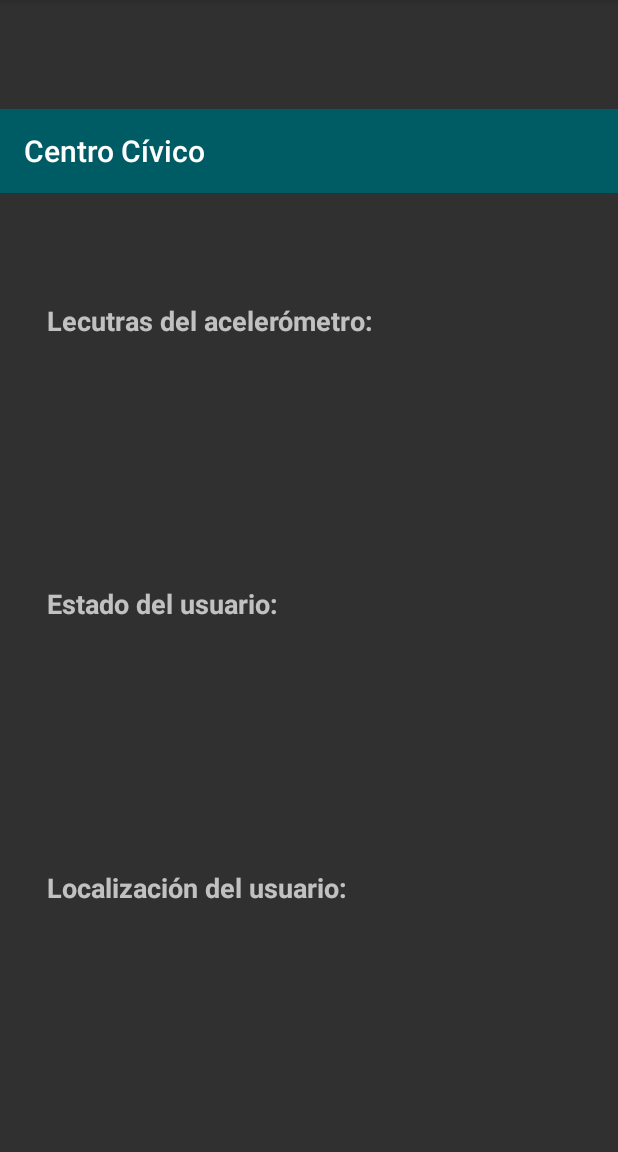
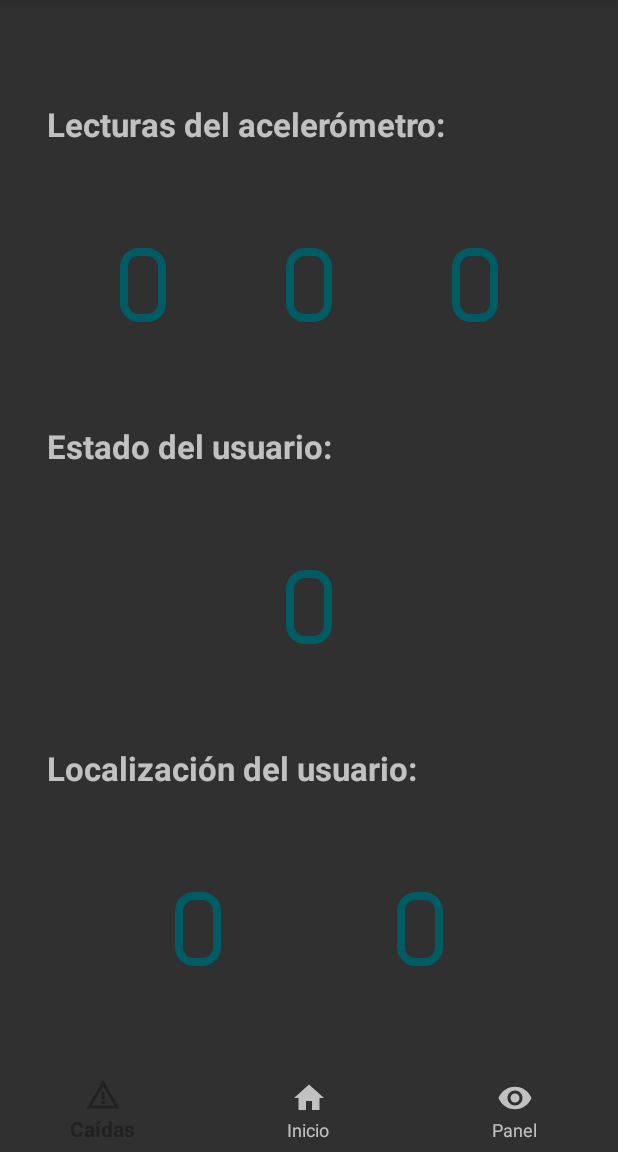
Before and after one commit to eon0111/labSI, an Android app: the ActivityCaida screen opened directly, with no data from a screen before it, on a phone screen of 412 x 824 dp, the part 84-1236 px from its top. Run offline under Robolectric (Android 15) with nearby library versions, the phone set to English and light mode, and no system bars.

Commit message:
Anhadida barra de navegacion

```diff
--- a/app/build.gradle.kts
+++ b/app/build.gradle.kts
@@ -41,8 +41,8 @@ dependencies {
     implementation("androidx.constraintlayout:constraintlayout:2.1.4")
     implementation("androidx.lifecycle:lifecycle-livedata-ktx:2.7.0")
     implementation("androidx.lifecycle:lifecycle-viewmodel-ktx:2.7.0")
-    implementation("androidx.navigation:navigation-fragment:2.6.0")
-    implementation("androidx.navigation:navigation-ui:2.6.0")
+    implementation("androidx.navigation:navigation-fragment:2.7.7")
+    implementation("androidx.navigation:navigation-ui:2.7.7")
     testImplementation("junit:junit:4.13.2")
     androidTestImplementation("androidx.test.ext:junit:1.1.5")
     androidTestImplementation("androidx.test.espresso:espresso-core:3.5.1")
--- /dev/null
+++ b/app/src/main/res/drawable/baseline_home_24.xml
@@ -0,0 +1,5 @@
+<vector android:height="24dp" android:tint="#000000"
+    android:viewportHeight="24" android:viewportWidth="24"
+    android:width="24dp" xmlns:android="http://schemas.android.com/apk/res/android">
+    <path android:fillColor="@android:color/white" android:pathData="M10,20v-6h4v6h5v-8h3L12,3 2,12h3v8z"/>
+</vector>
--- /dev/null
+++ b/app/src/main/res/drawable/ic_caidas.xml
@@ -0,0 +1,7 @@
+<vector android:height="24dp" android:tint="#000000"
+    android:viewportHeight="24" android:viewportWidth="24"
+    android:width="24dp" xmlns:android="http://schemas.android.com/apk/res/android">
+    <path android:fillColor="@android:color/white" android:pathData="M12,5.99L19.53,19H4.47L12,5.99M12,2L1,21h22L12,2L12,2z"/>
+    <path android:fillColor="@android:color/white" android:pathData="M13,16l-2,0l0,2l2,0z"/>
+    <path android:fillColor="@android:color/white" android:pathData="M13,10l-2,0l0,5l2,0z"/>
+</vector>
--- /dev/null
+++ b/app/src/main/res/drawable/ic_panel.xml
@@ -0,0 +1,5 @@
+<vector android:height="24dp" android:tint="#000000"
+    android:viewportHeight="24" android:viewportWidth="24"
+    android:width="24dp" xmlns:android="http://schemas.android.com/apk/res/android">
+    <path android:fillColor="@android:color/white" android:pathData="M12,4.5C7,4.5 2.73,7.61 1,12c1.73,4.39 6,7.5 11,7.5s9.27,-3.11 11,-7.5c-1.73,-4.39 -6,-7.5 -11,-7.5zM12,17c-2.76,0 -5,-2.24 -5,-5s2.24,-5 5,-5 5,2.24 5,5 -2.24,5 -5,5zM12,9c-1.66,0 -3,1.34 -3,3s1.34,3 3,3 3,-1.34 3,-3 -1.34,-3 -3,-3z"/>
+</vector>
--- /dev/null
+++ b/app/src/main/res/drawable/recuadro_texto.xml
@@ -0,0 +1,20 @@
+<?xml version="1.0" encoding="utf-8"?>
+<shape xmlns:android="http://schemas.android.com/apk/res/android"
+    android:shape="rectangle" >
+
+    <!-- Color de fondo -->
+    <solid
+        android:color="@android:color/transparent" >
+    </solid>
+
+    <!-- Color y grosor del borde -->
+    <stroke
+        android:width="5dp"
+        android:color="@color/uc" >
+    </stroke>
+
+    <!-- Radio de las esquinas (redondeadas) -->
+    <corners
+        android:radius="10dp"   >
+    </corners>
+</shape>
--- a/app/src/main/res/layout/activity_caidas.xml
+++ b/app/src/main/res/layout/activity_caidas.xml
@@ -4,69 +4,122 @@
     xmlns:tools="http://schemas.android.com/tools"
     android:layout_width="match_parent"
     android:layout_height="match_parent"
-    tools:context=".MainActivity">
+    tools:context=".ActivityCaida">
 
-    <Toolbar
-        android:id="@+id/caidasBarraTitulo"
-        android:layout_width="match_parent"
-        android:layout_height="wrap_content"
-        android:background="@color/uc"
-        android:title="Centro Cívico"
-
-        app:layout_constraintBottom_toTopOf="@+id/caidasTituloValorSensores"
-        app:layout_constraintEnd_toEndOf="parent"
-        app:layout_constraintHorizontal_bias="0.0"
-        app:layout_constraintStart_toStartOf="parent"
-        app:layout_constraintTop_toTopOf="parent" />
-
+    <!-- LECTURAS DEL ACELEROMETRO -->
     <TextView
         android:id="@+id/caidasTituloValorSensores"
         android:layout_width="350dp"
         android:layout_height="wrap_content"
 
-        app:layout_constraintTop_toBottomOf="@+id/caidasBarraTitulo"
+        app:layout_constraintTop_toTopOf="parent"
         app:layout_constraintStart_toStartOf="parent"
         app:layout_constraintEnd_toEndOf="parent"
-        app:layout_constraintBottom_toTopOf="@+id/caidasValorSensores"
+        app:layout_constraintBottom_toTopOf="@+id/caidasContenedorLecturasAceleracion"
 
-        android:text="Lecutras del acelerómetro:"
+        android:text="Lecturas del acelerómetro:"
         android:textStyle="bold"
-        android:textSize="8pt" />
+        android:textSize="10pt" />
 
-    <TextView
-        android:id="@+id/caidasValorSensores"
-        android:layout_width="wrap_content"
+    <androidx.constraintlayout.widget.ConstraintLayout
+        android:id="@+id/caidasContenedorLecturasAceleracion"
+        android:layout_width="match_parent"
         android:layout_height="wrap_content"
 
         app:layout_constraintTop_toBottomOf="@id/caidasTituloValorSensores"
         app:layout_constraintStart_toStartOf="parent"
         app:layout_constraintEnd_toEndOf="parent"
-        app:layout_constraintBottom_toTopOf="@+id/caidasTituloEstadoUsuario" />
+        app:layout_constraintBottom_toTopOf="@+id/caidasTituloEstadoUsuario">
 
+        <TextView
+            android:id="@+id/caidasValorSensorX"
+            android:layout_width="wrap_content"
+            android:layout_height="wrap_content"
+
+            android:paddingTop="10dp"
+            android:paddingLeft="15dp"
+            android:paddingRight="15dp"
+            android:paddingBottom="10dp"
+
+            android:background="@drawable/recuadro_texto"
+            android:textSize="10pt"
+
+            app:layout_constraintTop_toTopOf="parent"
+            app:layout_constraintStart_toStartOf="parent"
+            app:layout_constraintEnd_toStartOf="@+id/caidasValorSensorY"
+            app:layout_constraintBottom_toBottomOf="parent" />
+
+        <TextView
+            android:id="@+id/caidasValorSensorY"
+            android:layout_width="wrap_content"
+            android:layout_height="wrap_content"
+
+            android:paddingTop="10dp"
+            android:paddingLeft="15dp"
+            android:paddingRight="15dp"
+            android:paddingBottom="10dp"
+
+            android:background="@drawable/recuadro_texto"
+            android:textSize="10pt"
+
+            app:layout_constraintTop_toTopOf="parent"
+            app:layout_constraintStart_toEndOf="@+id/caidasValorSensorX"
+            app:layout_constraintEnd_toStartOf="@+id/caidasValorSensorZ"
+            app:layout_constraintBottom_toBottomOf="parent" />
+
+        <TextView
+            android:id="@+id/caidasValorSensorZ"
+            android:layout_width="wrap_content"
+            android:layout_height="wrap_content"
+
+            android:paddingTop="10dp"
+            android:paddingLeft="15dp"
+            android:paddingRight="15dp"
+            android:paddingBottom="10dp"
+
+            android:background="@drawable/recuadro_texto"
+            android:textSize="10pt"
+
+            app:layout_constraintTop_toTopOf="parent"
+            app:layout_constraintStart_toEndOf="@+id/caidasValorSensorY"
+            app:layout_constraintEnd_toEndOf="parent"
+            app:layout_constraintBottom_toBottomOf="parent" />
+    </androidx.constraintlayout.widget.ConstraintLayout>
+
+    <!-- ESTADO DEL USUARIO -->
     <TextView
         android:id="@+id/caidasTituloEstadoUsuario"
         android:layout_width="350dp"
         android:layout_height="wrap_content"
 
-        app:layout_constraintTop_toBottomOf="@+id/caidasValorSensores"
+        app:layout_constraintTop_toBottomOf="@+id/caidasContenedorLecturasAceleracion"
         app:layout_constraintStart_toStartOf="parent"
         app:layout_constraintEnd_toEndOf="parent"
         app:layout_constraintBottom_toTopOf="@+id/caidasEstadoUsuario"
 
         android:text="Estado del usuario:"
         android:textStyle="bold"
-        android:textSize="8pt" />
+        android:textSize="10pt" />
 
     <TextView
         android:id="@+id/caidasEstadoUsuario"
         android:layout_width="wrap_content"
         android:layout_height="wrap_content"
 
+        android:paddingTop="10dp"
+        android:paddingLeft="15dp"
+        android:paddingRight="15dp"
+        android:paddingBottom="10dp"
+
+        android:background="@drawable/recuadro_texto"
+        android:textSize="10pt"
+
         app:layout_constraintTop_toBottomOf="@id/caidasTituloEstadoUsuario"
         app:layout_constraintStart_toStartOf="parent"
         app:layout_constraintEnd_toEndOf="parent"
         app:layout_constraintBottom_toTopOf="@id/caidasTituloLocalizacion" />
 
+    <!-- LOCALIZACION DEL USUARIO -->
     <TextView
         android:id="@+id/caidasTituloLocalizacion"
         android:layout_width="350dp"
@@ -75,18 +128,36 @@
         app:layout_constraintTop_toBottomOf="@+id/caidasEstadoUsuario"
         app:layout_constraintStart_toStartOf="parent"
         app:layout_constraintEnd_toEndOf="parent"
-        app:layout_constraintBottom_toTopOf="@+id/caidasLatitudUsuario"
+        app:layout_constraintBottom_toTopOf="@+id/caidasContenedorLocalizacion"
 
         android:text="Localización del usuario:"
         android:textStyle="bold"
-        android:textSize="8pt" />
+        android:textSize="10pt" />
+
+    <androidx.constraintlayout.widget.ConstraintLayout
+        android:id="@+id/caidasContenedorLocalizacion"
+        android:layout_width="match_parent"
+        android:layout_height="wrap_content"
+
+        app:layout_constraintTop_toBottomOf="@id/caidasTituloLocalizacion"
+        app:layout_constraintStart_toStartOf="parent"
+        app:layout_constraintEnd_toEndOf="parent"
+        app:layout_constraintBottom_toTopOf="@+id/caidasBarraNavegacion" >
 
         <TextView
             android:id="@+id/caidasLatitudUsuario"
             android:layout_width="wrap_content"
             android:layout_height="wrap_content"
 
-        app:layout_constraintTop_toBottomOf="@id/caidasTituloLocalizacion"
+            android:paddingTop="10dp"
+            android:paddingLeft="15dp"
+            android:paddingRight="15dp"
+            android:paddingBottom="10dp"
+
+            android:background="@drawable/recuadro_texto"
+            android:textSize="10pt"
+
+            app:layout_constraintTop_toTopOf="parent"
             app:layout_constraintStart_toStartOf="parent"
             app:layout_constraintEnd_toStartOf="@+id/caidasLongitudUsuario"
             app:layout_constraintBottom_toBottomOf="parent" />
@@ -96,9 +167,29 @@
             android:layout_width="wrap_content"
             android:layout_height="wrap_content"
 
-        app:layout_constraintTop_toBottomOf="@id/caidasTituloLocalizacion"
+            android:paddingTop="10dp"
+            android:paddingLeft="15dp"
+            android:paddingRight="15dp"
+            android:paddingBottom="10dp"
+
+            android:background="@drawable/recuadro_texto"
+            android:textSize="10pt"
+
+            app:layout_constraintTop_toTopOf="parent"
             app:layout_constraintStart_toEndOf="@+id/caidasLatitudUsuario"
             app:layout_constraintEnd_toEndOf="parent"
             app:layout_constraintBottom_toBottomOf="parent" />
+    </androidx.constraintlayout.widget.ConstraintLayout>
+
+    <com.google.android.material.bottomnavigation.BottomNavigationView
+        android:id="@+id/caidasBarraNavegacion"
+        android:layout_width="match_parent"
+        android:layout_height="wrap_content"
+        android:background="?android:attr/windowBackground"
+        android:visibility="visible"
+        app:layout_constraintBottom_toBottomOf="parent"
+        app:layout_constraintLeft_toLeftOf="parent"
+        app:layout_constraintRight_toRightOf="parent"
+        app:menu="@menu/bottom_nav" />
 
  </androidx.constraintlayout.widget.ConstraintLayout>
--- /dev/null
+++ b/app/src/main/res/menu/bottom_nav.xml
@@ -0,0 +1,17 @@
+<?xml version="1.0" encoding="utf-8"?>
+<menu xmlns:android="http://schemas.android.com/apk/res/android">
+    <item
+        android:id="@+id/activityCaidas"
+        android:title="Caídas"
+        android:icon="@drawable/ic_caidas"/>
+
+    <item
+        android:id="@+id/activityInicio"
+        android:title="Inicio"
+        android:icon="@drawable/ic_home_black_24dp"/>
+
+    <item
+        android:id="@+id/activityPanel"
+        android:title="Panel"
+        android:icon="@drawable/ic_panel"/>
+</menu>
--- a/app/src/main/res/values/strings.xml
+++ b/app/src/main/res/values/strings.xml
@@ -4,4 +4,6 @@
     <string name="title_home">Home</string>
     <string name="title_dashboard">Dashboard</string>
     <string name="title_notifications">Notifications</string>
+    <!-- TODO: Remove or change this placeholder text -->
+    <string name="hello_blank_fragment">Hello blank fragment</string>
 </resources>
```
Also changed, not shown: app/src/main/AndroidManifest.xml (+9 -4 lines), app/src/main/java/com/example/centrocivico/ActivityCaida.java (+33 -9 lines), app/src/main/java/com/example/centrocivico/ActivityInicio.java (added, +88 -0 lines), app/src/main/java/com/example/centrocivico/ActivityPanel.java (+39 -3 lines), app/src/main/java/com/example/centrocivico/MainActivity.java (deleted, +0 -62 lines), app/src/main/res/drawable/fondo_barra.xml (added, +9 -0 lines), app/src/main/res/layout/activity_inicio.xml (added, +86 -0 lines), app/src/main/res/layout/activity_main.xml (deleted, +0 -79 lines), app/src/main/res/layout/activity_panel.xml (+14 -2 lines), app/src/main/res/menu/bottom_nav_menu.xml (deleted, +0 -19 lines), app/src/main/res/navigation/mobile_navigation.xml (deleted, +0 -25 lines). Lines whose indentation alone changed are shown as unchanged.
